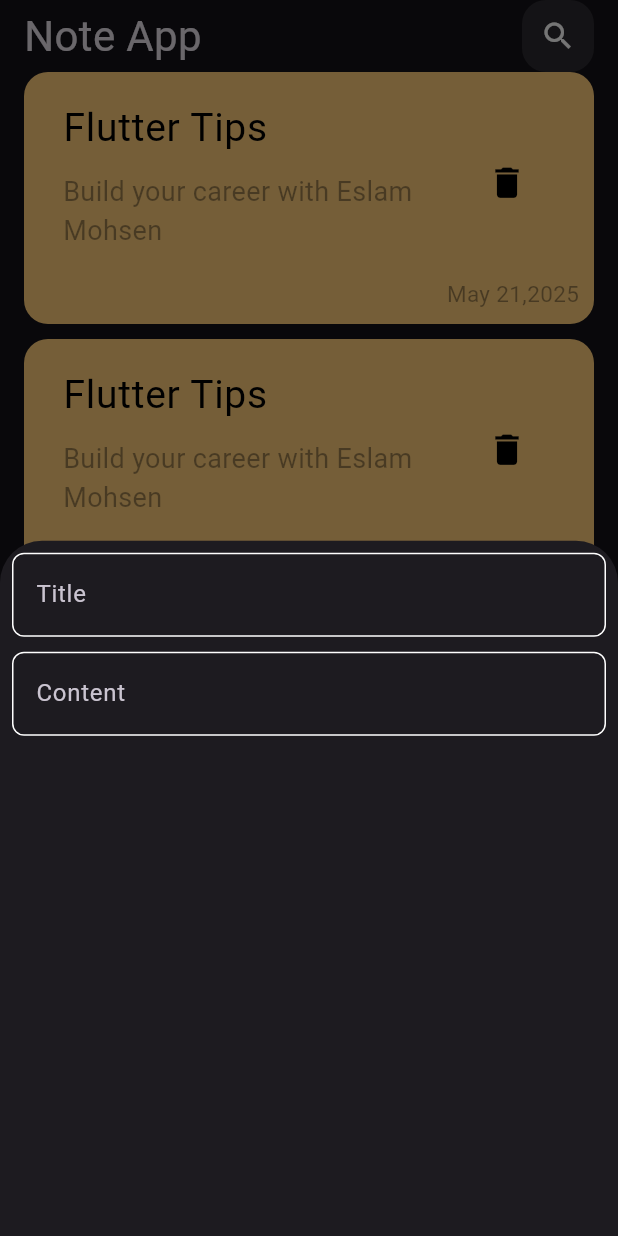
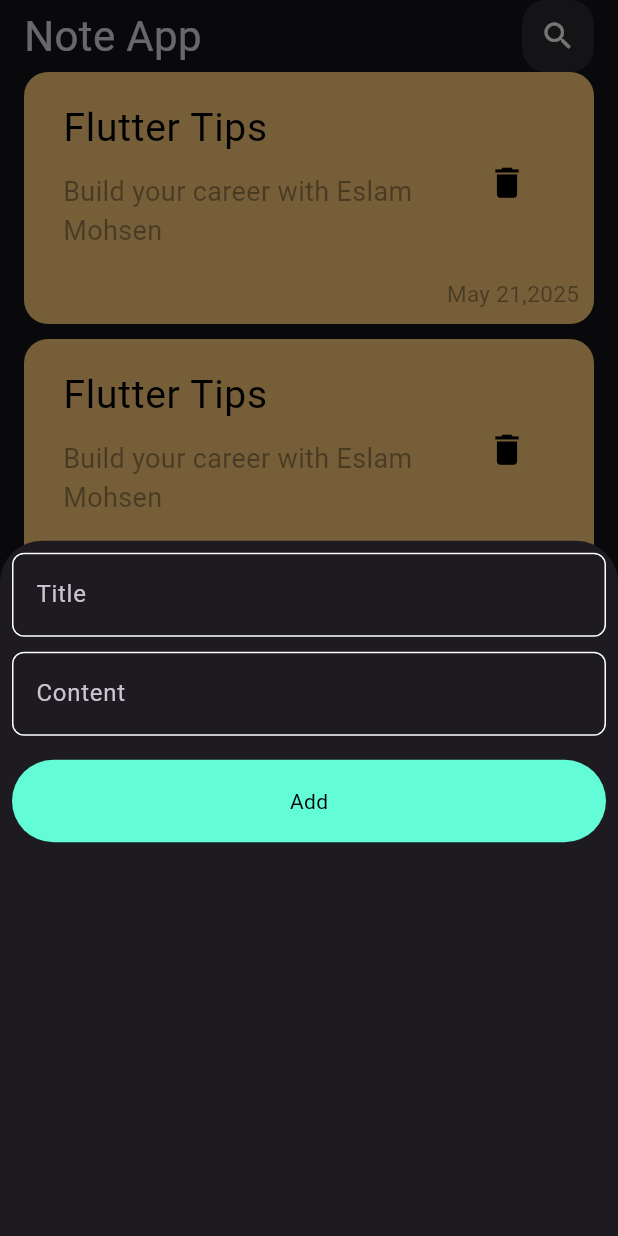
Before and after one commit to EslamMohsen110/note_app, a Flutter app: the screen it shows after launch, after a tap on the "add" icon, on a phone screen of 412 x 824 dp. Run offline on Flutter 3.47's test engine with Material 3 defaults, Android fonts, the phone set to English and light mode, and no system bars; Roboto replaces fonts that are missing (Poppins).

Commit message:
add custom button in show modal bottom sheet

```diff
--- a/lib/widgets/add_note_bottom_sheet.dart
+++ b/lib/widgets/add_note_bottom_sheet.dart
@@ -1,4 +1,5 @@
 import 'package:flutter/material.dart';
+import 'package:note_app/widgets/custom_button.dart';
 import 'package:note_app/widgets/custom_text_filed.dart';
 
 class AddNoteBottomSheet extends StatelessWidget {
@@ -13,6 +14,8 @@ class AddNoteBottomSheet extends StatelessWidget {
           CustomTextFiled(hintText: 'Title'),
           SizedBox(height: 10),
           CustomTextFiled(hintText: 'Content'),
+          SizedBox(height: 16),
+          CustomButton(),
         ],
       ),
     );
--- /dev/null
+++ b/lib/widgets/custom_button.dart
@@ -0,0 +1,19 @@
+import 'package:flutter/material.dart';
+import 'package:note_app/constant.dart';
+
+class CustomButton extends StatelessWidget {
+  const CustomButton({super.key});
+
+  @override
+  Widget build(BuildContext context) {
+    return Container(
+      decoration: BoxDecoration(
+        borderRadius: BorderRadius.circular(50),
+        color: kPrimaryColor,
+      ),
+      width: MediaQuery.of(context).size.width,
+      height: 55,
+      child: Center(child: Text('Add', style: TextStyle(color: Colors.black))),
+    );
+  }
+}
```
